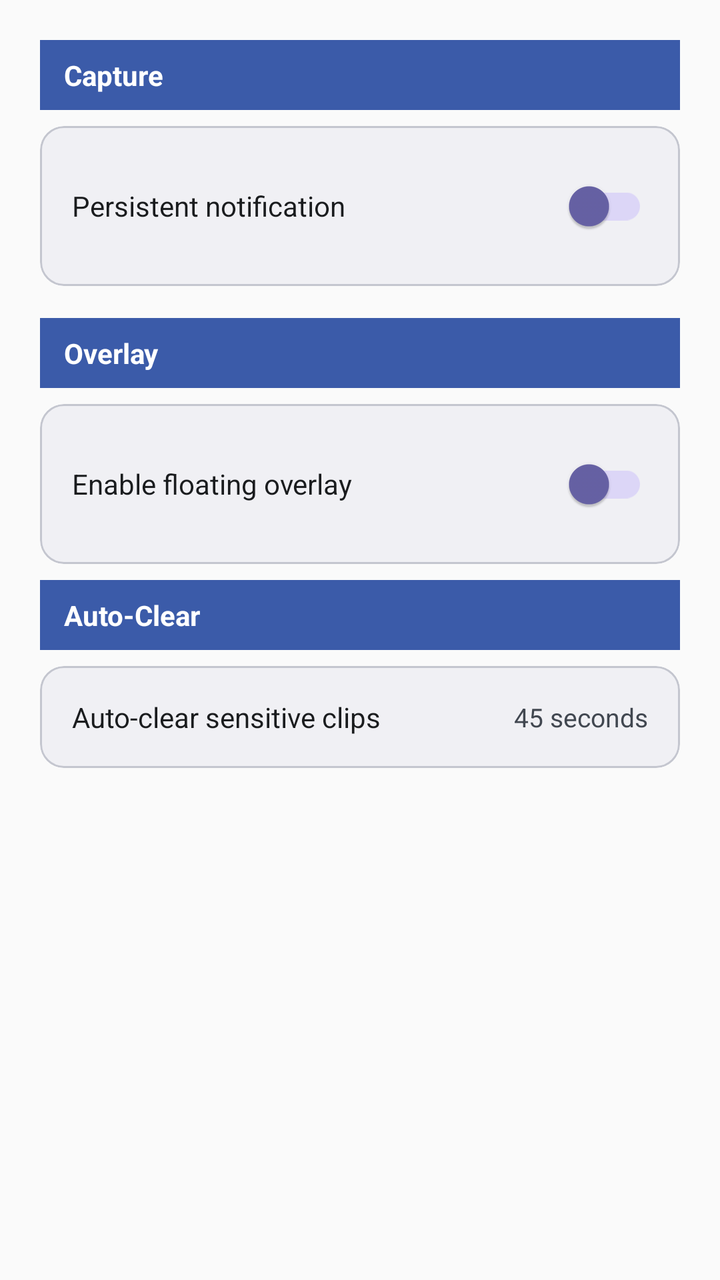
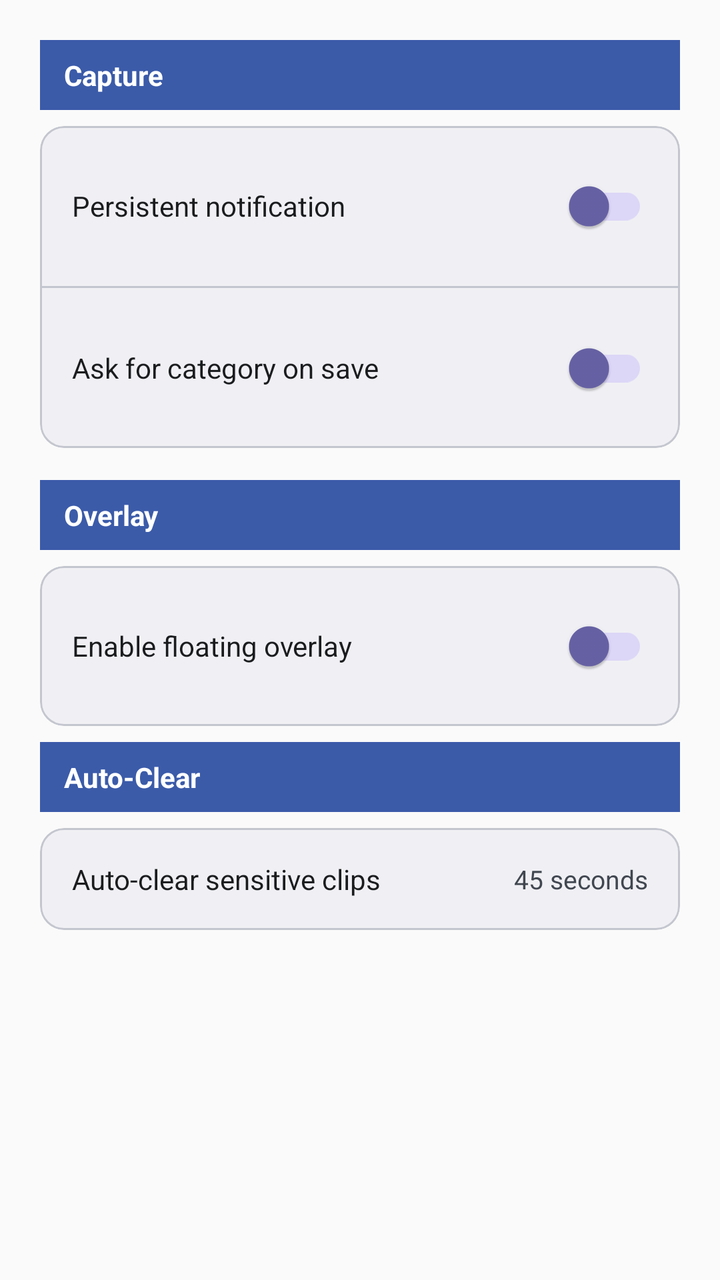

Compare the two renders of this Android layout. The source of the first and the diff that turns it into the second are given below.
<!-- AndroidManifest.xml: application theme Theme.ClipInBox -->
<!-- res/layout/fragment_settings.xml -->
<?xml version="1.0" encoding="utf-8"?>
<androidx.core.widget.NestedScrollView xmlns:android="http://schemas.android.com/apk/res/android"
    xmlns:app="http://schemas.android.com/apk/res-auto"
    android:layout_width="match_parent"
    android:layout_height="match_parent"
    android:background="@color/gray_surface">

    <LinearLayout
        android:layout_width="match_parent"
        android:layout_height="wrap_content"
        android:orientation="vertical"
        android:padding="20dp">

        
        <TextView
            android:layout_width="match_parent"
            android:layout_height="wrap_content"
            android:layout_marginBottom="8dp"
            android:background="@color/section_header_bg"
            android:paddingStart="12dp"
            android:paddingTop="8dp"
            android:paddingEnd="12dp"
            android:paddingBottom="8dp"
            android:text="Capture"
            android:textColor="@color/color_white"
            android:textSize="14sp"
            android:textStyle="bold" />

        <com.google.android.material.card.MaterialCardView
            style="@style/Widget.Material3.CardView.Outlined"
            android:layout_width="match_parent"
            android:layout_height="wrap_content"
            android:layout_marginBottom="16dp"
            app:cardBackgroundColor="@color/gray_surface_container"
            app:cardCornerRadius="12dp"
            app:strokeColor="@color/gray_outline_variant">

            <LinearLayout
                android:layout_width="match_parent"
                android:layout_height="wrap_content"
                android:gravity="center_vertical"
                android:orientation="horizontal"
                android:padding="16dp">

                <TextView
                    android:layout_width="0dp"
                    android:layout_height="wrap_content"
                    android:layout_weight="1"
                    android:text="@string/settings_persistent_notification"
                    android:textColor="@color/gray_on_surface"
                    android:textSize="14sp" />

                <com.google.android.material.switchmaterial.SwitchMaterial
                    android:id="@+id/switch_persistent_notification"
                    android:layout_width="wrap_content"
                    android:layout_height="wrap_content"
                    app:thumbTint="@color/switch_track"
                    app:trackTint="@color/periwinkle" />

            </LinearLayout>

        </com.google.android.material.card.MaterialCardView>

        
        <TextView
            android:layout_width="match_parent"
            android:layout_height="wrap_content"
            android:layout_marginBottom="8dp"
            android:background="@color/section_header_bg"
            android:paddingStart="12dp"
            android:paddingTop="8dp"
            android:paddingEnd="12dp"
            android:paddingBottom="8dp"
            android:text="Overlay"
            android:textColor="@color/color_white"
            android:textSize="14sp"
            android:textStyle="bold" />

        <com.google.android.material.card.MaterialCardView
            style="@style/Widget.Material3.CardView.Outlined"
            android:layout_width="match_parent"
            android:layout_height="wrap_content"
            android:layout_marginBottom="8dp"
            app:cardBackgroundColor="@color/gray_surface_container"
            app:cardCornerRadius="12dp"
            app:strokeColor="@color/gray_outline_variant">

            <LinearLayout
                android:layout_width="match_parent"
                android:layout_height="wrap_content"
                android:orientation="vertical"
                android:padding="16dp">

                <LinearLayout
                    android:layout_width="match_parent"
                    android:layout_height="wrap_content"
                    android:gravity="center_vertical"
                    android:orientation="horizontal">

                    <TextView
                        android:layout_width="0dp"
                        android:layout_height="wrap_content"
                        android:layout_weight="1"
                        android:text="@string/settings_overlay_enable"
                        android:textColor="@color/gray_on_surface"
                        android:textSize="14sp" />

                    <com.google.android.material.switchmaterial.SwitchMaterial
                        android:id="@+id/switch_overlay"
                        android:layout_width="wrap_content"
                        android:layout_height="wrap_content"
                        app:thumbTint="@color/switch_track"
                        app:trackTint="@color/periwinkle" />

                </LinearLayout>

                <TextView
                    android:id="@+id/tv_overlay_permission_hint"
                    android:layout_width="wrap_content"
                    android:layout_height="wrap_content"
                    android:layout_marginTop="6dp"
                    android:text="@string/settings_overlay_permission_required"
                    android:textColor="@color/gray_on_surface_variant"
                    android:textSize="12sp"
                    android:visibility="gone" />

            </LinearLayout>

        </com.google.android.material.card.MaterialCardView>

        <Button
            android:id="@+id/btn_overlay_permission"
            style="@style/Widget.Material3.Button"
            android:layout_width="match_parent"
            android:layout_height="wrap_content"
            android:layout_marginBottom="16dp"
            android:backgroundTint="@color/cta_button"
            android:text="@string/settings_grant_overlay_permission"
            android:textColor="@color/color_white"
            android:visibility="gone" />

        
        <TextView
            android:layout_width="match_parent"
            android:layout_height="wrap_content"
            android:layout_marginBottom="8dp"
            android:background="@color/section_header_bg"
            android:paddingStart="12dp"
            android:paddingTop="8dp"
            android:paddingEnd="12dp"
            android:paddingBottom="8dp"
            android:text="Auto-Clear"
            android:textColor="@color/color_white"
            android:textSize="14sp"
            android:textStyle="bold" />

        <com.google.android.material.card.MaterialCardView
            style="@style/Widget.Material3.CardView.Outlined"
            android:layout_width="match_parent"
            android:layout_height="wrap_content"
            app:cardBackgroundColor="@color/gray_surface_container"
            app:cardCornerRadius="12dp"
            app:strokeColor="@color/gray_outline_variant">

            <LinearLayout
                android:layout_width="match_parent"
                android:layout_height="wrap_content"
                android:gravity="center_vertical"
                android:orientation="horizontal"
                android:padding="16dp">

                <TextView
                    android:layout_width="0dp"
                    android:layout_height="wrap_content"
                    android:layout_weight="1"
                    android:text="@string/settings_auto_clear"
                    android:textColor="@color/gray_on_surface"
                    android:textSize="14sp" />

                <TextView
                    android:id="@+id/tv_auto_clear_delay"
                    android:layout_width="wrap_content"
                    android:layout_height="wrap_content"
                    android:text="@string/settings_auto_clear_delay_value"
                    android:textColor="@color/gray_on_surface_variant"
                    android:textSize="13sp" />

            </LinearLayout>

        </com.google.android.material.card.MaterialCardView>

    </LinearLayout>

</androidx.core.widget.NestedScrollView>
<!-- resources referenced by this layout -->
<resources>
  <color name="color_white">#FFFFFFFF</color>
  <color name="cta_button">#FF0284C7</color>
  <color name="gray_on_surface">#FF1A1C1E</color>
  <color name="gray_on_surface_variant">#FF414750</color>
  <color name="gray_outline_variant">#FFC4C6CF</color>
  <color name="gray_surface">#FFFAFAFA</color>
  <color name="gray_surface_container">#FFF0F0F4</color>
  <color name="periwinkle">#FFDCD6F7</color>
  <color name="section_header_bg">#FF3B5BA9</color>
  <color name="switch_track">#FF6762A6</color>
  <string name="settings_auto_clear">Auto-clear sensitive clips</string>
  <string name="settings_auto_clear_delay_value">45 seconds</string>
  <string name="settings_grant_overlay_permission">Grant Permission</string>
  <string name="settings_overlay_enable">Enable floating overlay</string>
  <string name="settings_overlay_permission_required">Overlay permission required</string>
  <string name="settings_persistent_notification">Persistent notification</string>
  <style name="Theme.ClipInBox" parent="Theme.Material3.DayNight.NoActionBar">
          <item name="colorPrimary">@color/cta_button</item>
          <item name="colorOnPrimary">@color/color_white</item>
          <item name="colorPrimaryContainer">@color/gray_surface_container</item>
          <item name="colorOnPrimaryContainer">@color/gray_on_surface</item>
          <item name="android:windowBackground">@color/gray_surface</item>
          <item name="colorSurface">@color/gray_surface</item>
          <item name="colorOnSurface">@color/gray_on_surface</item>
          <item name="colorOnSurfaceVariant">@color/gray_on_surface_variant</item>
          <item name="colorOutline">@color/gray_outline</item>
          <item name="colorOutlineVariant">@color/gray_outline_variant</item>
      </style>
  <color name="gray_outline">#FF74777F</color>
</resources>

<!-- the commit's change to res/layout/fragment_settings.xml (unified diff, before → after) -->
@@ -38,24 +38,60 @@
             <LinearLayout
                 android:layout_width="match_parent"
                 android:layout_height="wrap_content"
-                android:gravity="center_vertical"
-                android:orientation="horizontal"
-                android:padding="16dp">
-
-                <TextView
-                    android:layout_width="0dp"
-                    android:layout_height="wrap_content"
-                    android:layout_weight="1"
-                    android:text="@string/settings_persistent_notification"
-                    android:textColor="@color/gray_on_surface"
-                    android:textSize="14sp" />
-
-                <com.google.android.material.switchmaterial.SwitchMaterial
-                    android:id="@+id/switch_persistent_notification"
-                    android:layout_width="wrap_content"
-                    android:layout_height="wrap_content"
-                    app:thumbTint="@color/switch_track"
-                    app:trackTint="@color/periwinkle" />
+                android:orientation="vertical">
+
+                <LinearLayout
+                    android:layout_width="match_parent"
+                    android:layout_height="wrap_content"
+                    android:gravity="center_vertical"
+                    android:orientation="horizontal"
+                    android:padding="16dp">
+
+                    <TextView
+                        android:layout_width="0dp"
+                        android:layout_height="wrap_content"
+                        android:layout_weight="1"
+                        android:text="@string/settings_persistent_notification"
+                        android:textColor="@color/gray_on_surface"
+                        android:textSize="14sp" />
+
+                    <com.google.android.material.switchmaterial.SwitchMaterial
+                        android:id="@+id/switch_persistent_notification"
+                        android:layout_width="wrap_content"
+                        android:layout_height="wrap_content"
+                        app:thumbTint="@color/switch_track"
+                        app:trackTint="@color/periwinkle" />
+
+                </LinearLayout>
+
+                <View
+                    android:layout_width="match_parent"
+                    android:layout_height="1dp"
+                    android:background="@color/gray_outline_variant" />
+
+                <LinearLayout
+                    android:layout_width="match_parent"
+                    android:layout_height="wrap_content"
+                    android:gravity="center_vertical"
+                    android:orientation="horizontal"
+                    android:padding="16dp">
+
+                    <TextView
+                        android:layout_width="0dp"
+                        android:layout_height="wrap_content"
+                        android:layout_weight="1"
+                        android:text="@string/settings_ask_category_on_save"
+                        android:textColor="@color/gray_on_surface"
+                        android:textSize="14sp" />
+
+                    <com.google.android.material.switchmaterial.SwitchMaterial
+                        android:id="@+id/switch_category_dialog"
+                        android:layout_width="wrap_content"
+                        android:layout_height="wrap_content"
+                        app:thumbTint="@color/switch_track"
+                        app:trackTint="@color/periwinkle" />
+
+                </LinearLayout>
 
             </LinearLayout>
 
<!-- resource entries referenced after the edit -->
@@ -10,6 +10,7 @@
   <color name="periwinkle">#FFDCD6F7</color>
   <color name="section_header_bg">#FF3B5BA9</color>
   <color name="switch_track">#FF6762A6</color>
+  <string name="settings_ask_category_on_save">Ask for category on save</string>
   <string name="settings_auto_clear">Auto-clear sensitive clips</string>
   <string name="settings_auto_clear_delay_value">45 seconds</string>
   <string name="settings_grant_overlay_permission">Grant Permission</string>
